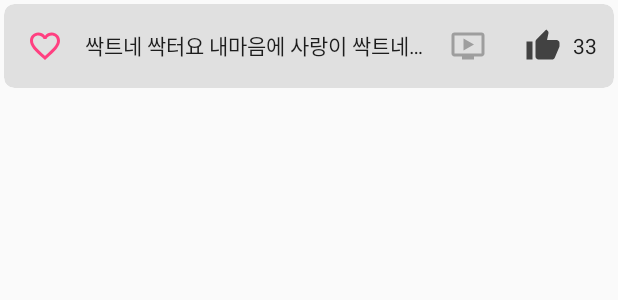
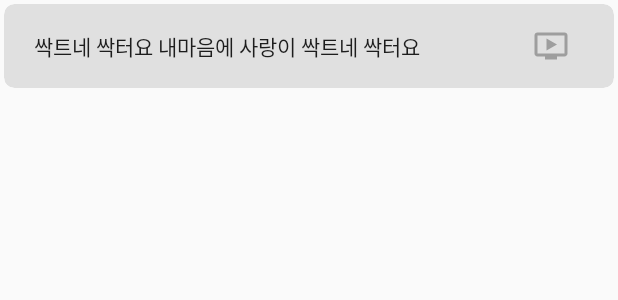
Before and after one commit to ovso/Massage, an Android app: the layout fragment_acupoints_item.xml on its own in the app's theme, with its tools: preview values and no code run, on a phone screen of 412 x 824 dp. Shown: the top 300 px of the screen. Run offline under Robolectric (Android 15) with nearby library versions, the phone set to English and light mode, and no system bars.

Commit message:
Remove favorite feature

```diff
--- a/app/src/main/java/io/github/ovso/massage/main/MainActivity.java
+++ b/app/src/main/java/io/github/ovso/massage/main/MainActivity.java
@@ -3,7 +3,6 @@ package io.github.ovso.massage.main;
 import android.os.Bundle;
 import android.support.annotation.NonNull;
 import android.support.design.widget.BottomNavigationView;
-import android.support.design.widget.CoordinatorLayout;
 import android.support.design.widget.NavigationView;
 import android.support.v4.app.Fragment;
 import android.support.v4.view.GravityCompat;
@@ -24,7 +23,6 @@ import io.github.ovso.massage.R;
 import io.github.ovso.massage.ad.MyAdView;
 import io.github.ovso.massage.framework.SystemUtils;
 import io.github.ovso.massage.framework.customview.BaseActivity;
-import io.github.ovso.massage.framework.customview.BottomNavigationViewBehavior;
 import io.github.ovso.massage.main.f_acupoints.AcupointsFragment;
 import io.github.ovso.massage.main.f_symptom.SymptomFragment;
 import io.github.ovso.massage.main.f_theme.ThemeFragment;
--- a/app/src/main/java/io/github/ovso/massage/main/f_symptom/adapter/SymptomViewHolder.java
+++ b/app/src/main/java/io/github/ovso/massage/main/f_symptom/adapter/SymptomViewHolder.java
@@ -12,7 +12,6 @@ public class SymptomViewHolder extends BaseRecyclerAdapter.BaseViewHolder {
 
   @BindView(R.id.title_textview) TextView titleTextview;
   @BindView(R.id.video_button) ImageButton videoButton;
-  @BindView(R.id.fav_button) ImageButton favButton;
 
   public SymptomViewHolder(View itemView) {
     super(itemView);
--- a/app/src/main/java/io/github/ovso/massage/main/f_theme/adapter/ThemeViewHolder.java
+++ b/app/src/main/java/io/github/ovso/massage/main/f_theme/adapter/ThemeViewHolder.java
@@ -12,7 +12,6 @@ public class ThemeViewHolder extends BaseRecyclerAdapter.BaseViewHolder {
 
   @BindView(R.id.title_textview) TextView titleTextview;
   @BindView(R.id.video_button) ImageButton videoButton;
-  @BindView(R.id.fav_button) ImageButton favButton;
 
   public ThemeViewHolder(View itemView) {
     super(itemView);
--- a/app/src/main/res/layout/fragment_acupoints_item.xml
+++ b/app/src/main/res/layout/fragment_acupoints_item.xml
@@ -22,17 +22,10 @@
       android:gravity="center_vertical"
       android:orientation="horizontal"
       >
-    <ImageView
-        android:id="@id/fav_button"
-        android:layout_width="0dp"
-        android:layout_height="match_parent"
-        android:layout_weight="1.2"
-        android:scaleType="center"
-        android:src="@drawable/ic_favorite_border"
-        />
     <TextView
         android:id="@id/title_textview"
         android:layout_width="0dp"
+        android:paddingLeft="20dp"
         android:layout_height="match_parent"
         android:layout_weight="5"
         android:ellipsize="end"
@@ -51,23 +44,5 @@
         android:src="@drawable/ic_ondemand_video"
         />
 
-    <ImageView
-        android:id="@id/rec_button"
-        android:layout_width="0dp"
-        android:layout_height="match_parent"
-        android:layout_weight="0.9"
-        android:scaleType="center"
-        android:src="@drawable/ic_thumb_up"
-        />
-    <TextView
-        android:id="@id/rec_textview"
-        android:layout_width="0dp"
-        android:layout_height="match_parent"
-        android:layout_weight="0.6"
-        android:gravity="center_vertical|left"
-        android:lines="1"
-        android:textAppearance="@style/TextAppearance.AppCompat.Body1"
-        tools:text="33"
-        />
   </LinearLayout>
 </android.support.v7.widget.CardView>
```
Also changed, not shown: app/src/main/java/io/github/ovso/massage/main/f_symptom/adapter/SymptomAdapter.java (+5 -12 lines), app/src/main/java/io/github/ovso/massage/main/f_theme/adapter/ThemeAdapter.java (+3 -13 lines), app/src/main/res/layout/fragment_symptom_item.xml (+1 -9 lines), app/src/main/res/layout/fragment_theme_item.xml (+5 -14 lines).
